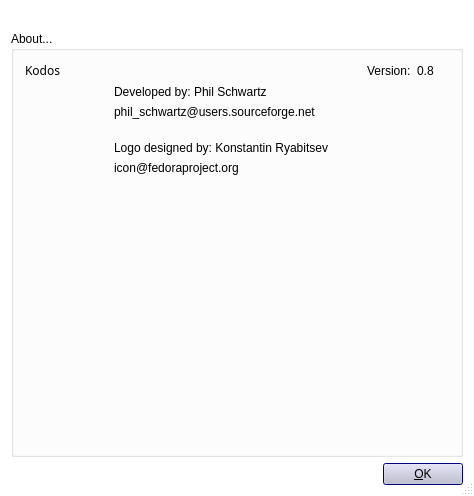
luksan/kodos, file modules/aboutBA.ui: the form before one commit.
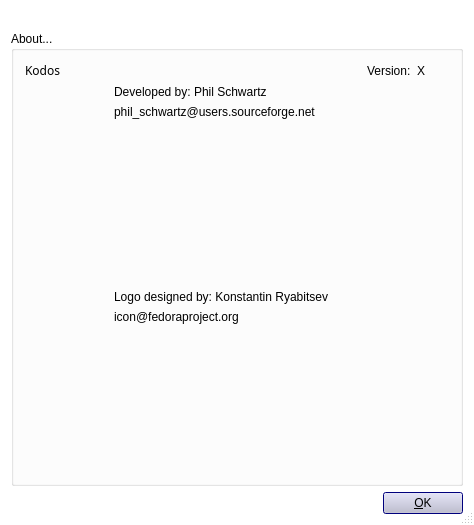
The form after the commit. Icons and pictures are not drawn.

Commit message:
Add a Qt resource file with the About-dialog image.
Include the compiled resource file in Git for now.

The edit to the form file:
```diff
--- a/modules/aboutBA.ui
+++ b/modules/aboutBA.ui
@@ -7,7 +7,7 @@
     <x>0</x>
     <y>0</y>
     <width>474</width>
-    <height>496</height>
+    <height>525</height>
    </rect>
   </property>
   <property name="palette">
@@ -538,7 +538,7 @@
         <item>
          <widget class="QLabel" name="versionLabel">
           <property name="text">
-           <string>0.8</string>
+           <string>X</string>
           </property>
           <property name="wordWrap">
            <bool>false</bool>
@@ -584,7 +584,7 @@
         </property>
        </widget>
       </item>
-      <item row="7" column="2">
+      <item row="8" column="2">
        <spacer name="spacer3_2">
         <property name="orientation">
          <enum>Qt::Vertical</enum>
@@ -600,7 +600,7 @@
         </property>
        </spacer>
       </item>
-      <item row="8" column="1">
+      <item row="9" column="1">
        <spacer name="spacer8_2">
         <property name="orientation">
          <enum>Qt::Horizontal</enum>
@@ -616,7 +616,7 @@
         </property>
        </spacer>
       </item>
-      <item row="8" column="4">
+      <item row="9" column="4">
        <spacer name="spacer10_2">
         <property name="orientation">
          <enum>Qt::Horizontal</enum>
@@ -688,7 +688,7 @@
         </item>
        </layout>
       </item>
-      <item row="8" column="2">
+      <item row="9" column="2">
        <layout class="QVBoxLayout" name="verticalLayout_2">
         <item>
          <widget class="QLabel" name="textLabel1_3">
@@ -712,7 +712,7 @@
         </item>
        </layout>
       </item>
-      <item row="9" column="2">
+      <item row="10" column="2">
        <spacer name="verticalSpacer">
         <property name="orientation">
          <enum>Qt::Vertical</enum>
@@ -725,6 +725,19 @@
         </property>
        </spacer>
       </item>
+      <item row="7" column="2">
+       <spacer name="verticalSpacer_2">
+        <property name="orientation">
+         <enum>Qt::Vertical</enum>
+        </property>
+        <property name="sizeHint" stdset="0">
+         <size>
+          <width>20</width>
+          <height>40</height>
+         </size>
+        </property>
+       </spacer>
+      </item>
      </layout>
     </widget>
    </item>
```
Left out of the diff: 10 changed lines with no effect on the pictures. The commit also changes 3 other files.
